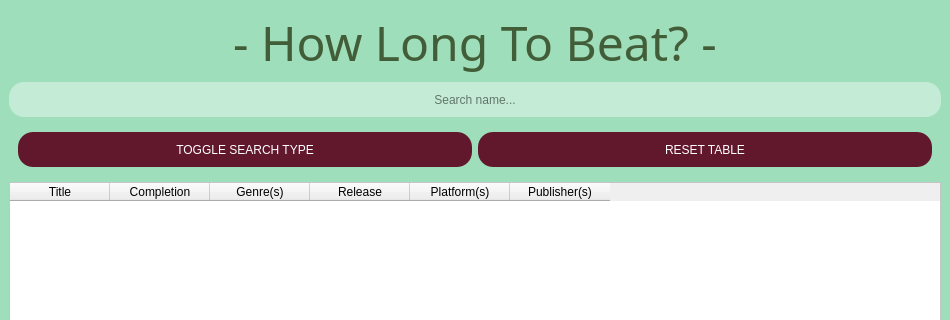
First picture: the form in src/How_Long_To_Beat/mainwindow.ui, repository var-foli/Group16, before the edit; both pictures show x 0 to 950 and y 0 to 320 of the 950 by 720 pixel window.
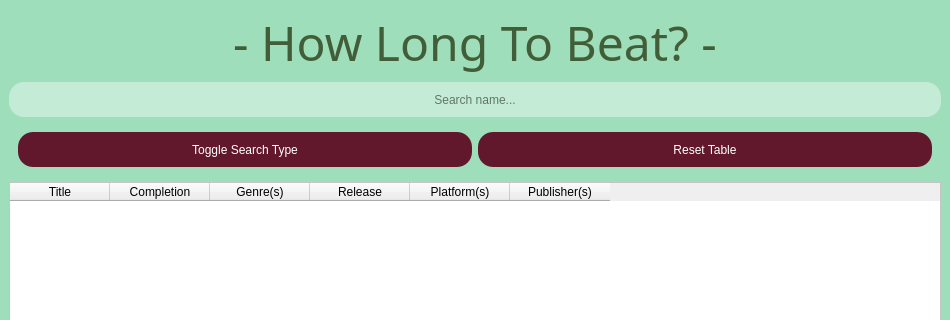
Second picture: the form after the edit.

Patch:
```diff
--- a/src/How_Long_To_Beat/mainwindow.ui
+++ b/src/How_Long_To_Beat/mainwindow.ui
@@ -114,14 +114,14 @@
           <string notr="true"/>
          </property>
          <property name="text">
-          <string>TOGGLE SEARCH TYPE</string>
+          <string>Toggle Search Type</string>
          </property>
         </widget>
        </item>
        <item>
         <widget class="QPushButton" name="pushButton">
          <property name="text">
-          <string>RESET TABLE</string>
+          <string>Reset Table</string>
          </property>
         </widget>
        </item>
```
Left out of the diff: 5 changed lines with no effect on the pictures.
